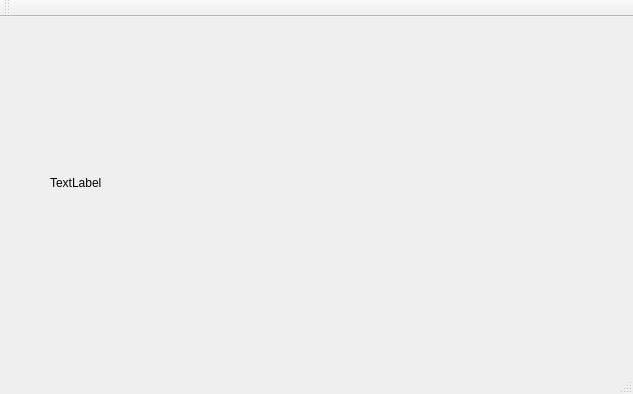
First picture: the form in mainwindow.ui, repository keny91/PreyAndPredator, before the edit.
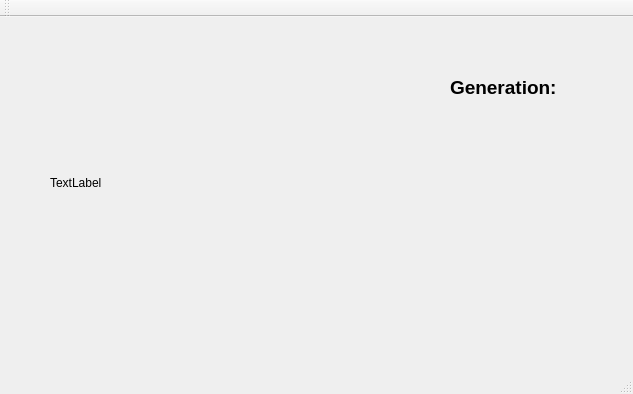
Second picture: the form after the edit.

```diff
--- a/mainwindow.ui
+++ b/mainwindow.ui
@@ -27,6 +27,52 @@
      <string>TextLabel</string>
     </property>
    </widget>
+   <widget class="QLabel" name="label_2">
+    <property name="geometry">
+     <rect>
+      <x>450</x>
+      <y>50</y>
+      <width>151</width>
+      <height>41</height>
+     </rect>
+    </property>
+    <property name="font">
+     <font>
+      <pointsize>14</pointsize>
+      <weight>75</weight>
+      <bold>true</bold>
+     </font>
+    </property>
+    <property name="text">
+     <string>Generation:</string>
+    </property>
+    <property name="margin">
+     <number>0</number>
+    </property>
+    <property name="indent">
+     <number>-7</number>
+    </property>
+   </widget>
+   <widget class="QLabel" name="label_3">
+    <property name="geometry">
+     <rect>
+      <x>450</x>
+      <y>90</y>
+      <width>141</width>
+      <height>61</height>
+     </rect>
+    </property>
+    <property name="font">
+     <font>
+      <pointsize>14</pointsize>
+      <weight>75</weight>
+      <bold>true</bold>
+     </font>
+    </property>
+    <property name="text">
+     <string/>
+    </property>
+   </widget>
   </widget>
   <widget class="QMenuBar" name="menuBar">
    <property name="geometry">
```
